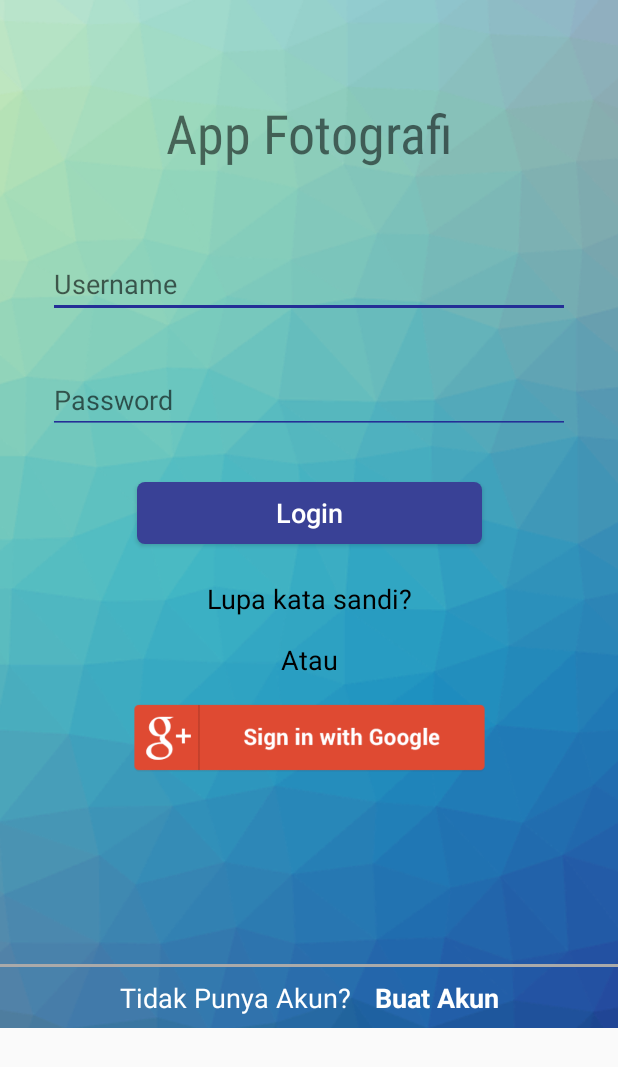
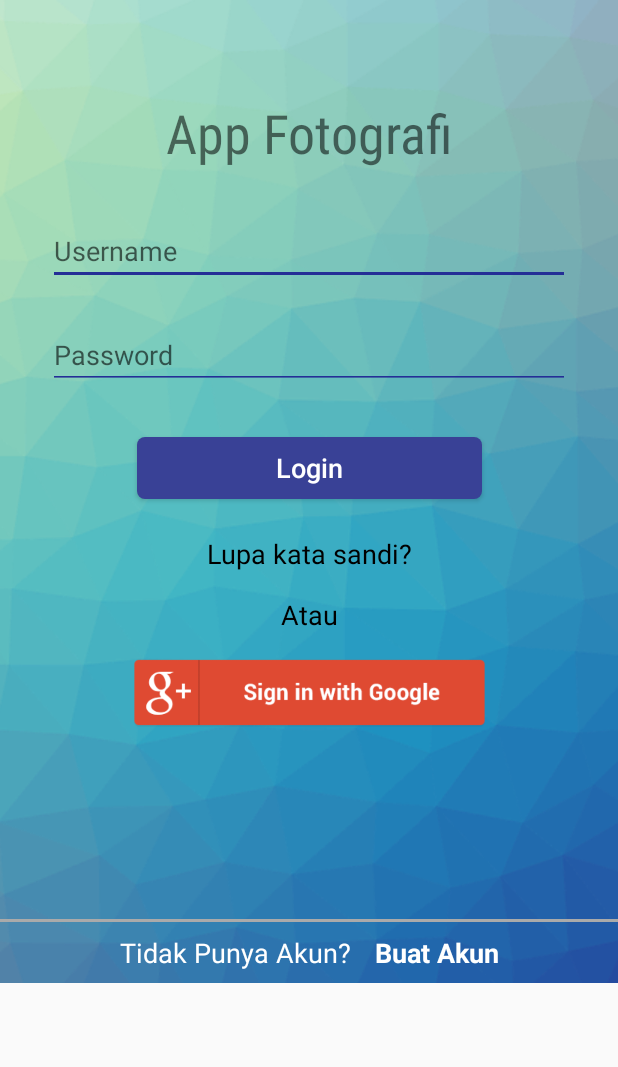
Before and after one commit to Muammarbanana/fotografi, an Android app: the screen it shows after launch (MainActivity), on a phone screen of 412 x 824 dp. Shown: the top 1067 px of the screen. Run offline under Robolectric (Android 15) with nearby library versions, the light colour scheme and no system bars.

Commit message:
no scroll

```diff
--- a/app/src/main/AndroidManifest.xml
+++ b/app/src/main/AndroidManifest.xml
@@ -9,9 +9,11 @@
         android:roundIcon="@mipmap/ic_launcher_round"
         android:supportsRtl="true"
         android:theme="@style/AppTheme">
-        <activity android:name=".register"></activity>
+        <activity android:name=".register"
+            android:screenOrientation="portrait"></activity>
         <activity
-            android:name=".MainActivity">
+            android:name=".MainActivity"
+            android:screenOrientation="portrait">
             <intent-filter>
                 <action android:name="android.intent.action.MAIN" />
 
--- a/app/src/main/res/layout/activity_main.xml
+++ b/app/src/main/res/layout/activity_main.xml
@@ -1,15 +1,11 @@
 <?xml version="1.0" encoding="utf-8"?>
-<android.support.v4.widget.NestedScrollView xmlns:android="http://schemas.android.com/apk/res/android"
+<android.support.constraint.ConstraintLayout xmlns:android="http://schemas.android.com/apk/res/android"
     xmlns:app="http://schemas.android.com/apk/res-auto"
     xmlns:tools="http://schemas.android.com/tools"
     android:layout_width="match_parent"
-    android:layout_height="match_parent"
+    android:layout_height="wrap_content"
+    android:background="@drawable/background_login"
     tools:context=".MainActivity">
-
-    <android.support.constraint.ConstraintLayout
-        android:layout_width="match_parent"
-        android:layout_height="match_parent"
-        android:background="@drawable/background_login">
 
 
     <TextView
@@ -35,7 +31,7 @@
         android:layout_height="wrap_content"
         android:layout_marginStart="32dp"
         android:layout_marginLeft="32dp"
-            android:layout_marginTop="54dp"
+        android:layout_marginTop="32dp"
         android:layout_marginEnd="32dp"
         android:layout_marginRight="32dp"
         android:autofillHints="username"
@@ -56,7 +52,7 @@
         android:layout_height="wrap_content"
         android:layout_marginStart="32dp"
         android:layout_marginLeft="32dp"
-            android:layout_marginTop="32dp"
+        android:layout_marginTop="24dp"
         android:layout_marginEnd="32dp"
         android:layout_marginRight="32dp"
         android:autofillHints="password"
@@ -187,4 +183,3 @@
         app:layout_constraintStart_toEndOf="@+id/tidak_punya_akun"
         app:layout_constraintTop_toTopOf="@+id/tidak_punya_akun" />
 </android.support.constraint.ConstraintLayout>
-</android.support.v4.widget.NestedScrollView>
```
Also changed, not shown: app/src/main/res/layout/activity_register.xml (+3 -8 lines). Lines whose indentation alone changed are shown as unchanged.
